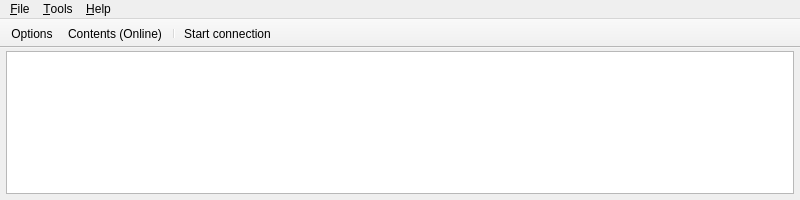
slawekmikula/littlefgconnect, file mainwindow.ui: the form before one commit.
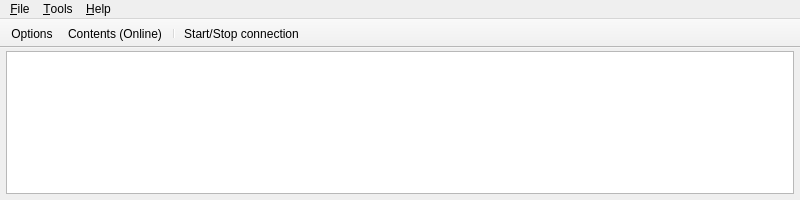
The form after the commit. Icons and pictures are not drawn.

The edit to the form file:
```diff
--- a/mainwindow.ui
+++ b/mainwindow.ui
@@ -79,6 +79,9 @@
    <property name="movable">
     <bool>false</bool>
    </property>
+   <property name="toolButtonStyle">
+    <enum>Qt::ToolButtonTextBesideIcon</enum>
+   </property>
    <property name="floatable">
     <bool>false</bool>
    </property>
@@ -167,7 +170,7 @@
      <normaloff>:/littlefgconnect/resources/icons/fgconnect.svg</normaloff>:/littlefgconnect/resources/icons/fgconnect.svg</iconset>
    </property>
    <property name="text">
-    <string>Start connection</string>
+    <string>Start/Stop connection</string>
    </property>
    <property name="toolTip">
     <string>Open connection and wait for data from the FlightGear</string>
```
